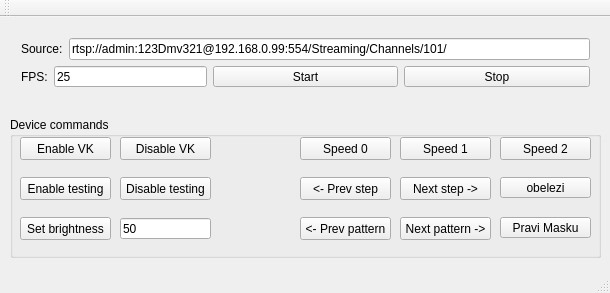
Above: mainwindow.ui from papa/DMV-Actual before the change. Below: the same form after it.
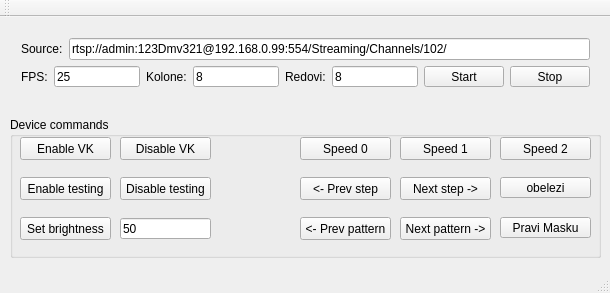
That is the form after the change.

```diff
--- a/mainwindow.ui
+++ b/mainwindow.ui
@@ -36,7 +36,7 @@
        <item>
         <widget class="QLineEdit" name="sourceLineEdit">
          <property name="text">
-          <string>rtsp://admin:123Dmv321@192.168.0.99:554/Streaming/Channels/101/</string>
+          <string>rtsp://admin:123Dmv321@192.168.0.99:554/Streaming/Channels/102/</string>
          </property>
         </widget>
        </item>
@@ -65,6 +65,40 @@
          </item>
         </layout>
        </item>
+       <item>
+        <widget class="QLabel" name="fpsLabel_2">
+         <property name="text">
+          <string>Kolone:</string>
+         </property>
+        </widget>
+       </item>
+       <item>
+        <widget class="QLineEdit" name="koloneTxt">
+         <property name="text">
+          <string>8</string>
+         </property>
+         <property name="maxLength">
+          <number>4</number>
+         </property>
+        </widget>
+       </item>
+       <item>
+        <widget class="QLabel" name="fpsLabel_3">
+         <property name="text">
+          <string>Redovi:</string>
+         </property>
+        </widget>
+       </item>
+       <item>
+        <widget class="QLineEdit" name="redoviTxt">
+         <property name="text">
+          <string>8</string>
+         </property>
+         <property name="maxLength">
+          <number>4</number>
+         </property>
+        </widget>
+       </item>
        <item>
         <widget class="QPushButton" name="startBtn">
          <property name="sizePolicy">
```
